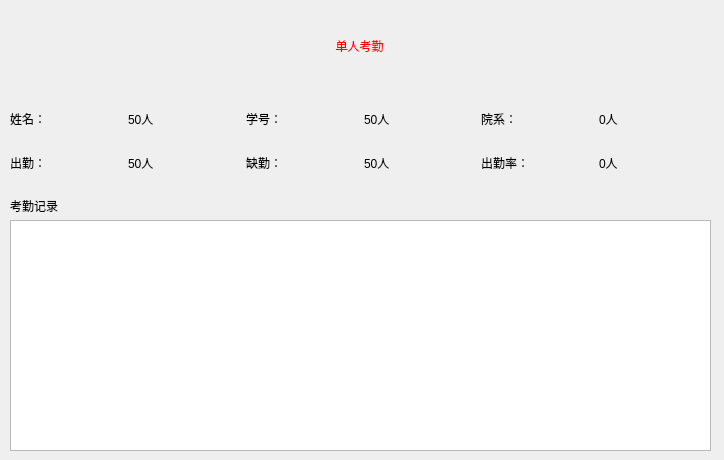
This is view/UI_Simple_Dialog.ui in xsxz01/PyQt5DesignMode as Qt 5 draws it before an edit. The edited form follows.
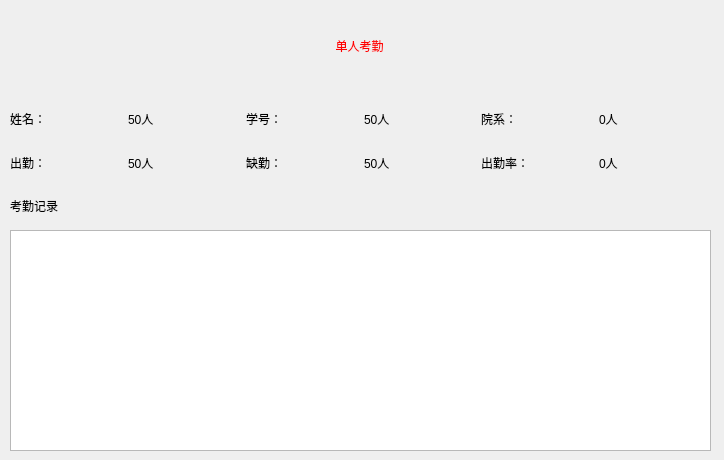
This is the edited form.

Patch:
```diff
--- a/view/UI_Simple_Dialog.ui
+++ b/view/UI_Simple_Dialog.ui
@@ -49,20 +49,7 @@
     <string>考勤记录</string>
    </property>
   </widget>
-  <widget class="QTableView" name="tableView">
-   <property name="geometry">
-    <rect>
-     <x>10</x>
-     <y>220</y>
-     <width>701</width>
-     <height>231</height>
-    </rect>
-   </property>
-   <property name="alternatingRowColors">
-    <bool>false</bool>
-   </property>
-  </widget>
-  <widget class="QWidget" name="">
+  <widget class="QWidget" name="layoutWidget">
    <property name="geometry">
     <rect>
      <x>10</x>
@@ -226,6 +213,16 @@
     </item>
    </layout>
   </widget>
+  <widget class="QTableWidget" name="tableWidget">
+   <property name="geometry">
+    <rect>
+     <x>10</x>
+     <y>230</y>
+     <width>701</width>
+     <height>221</height>
+    </rect>
+   </property>
+  </widget>
  </widget>
  <resources/>
  <connections/>
```
